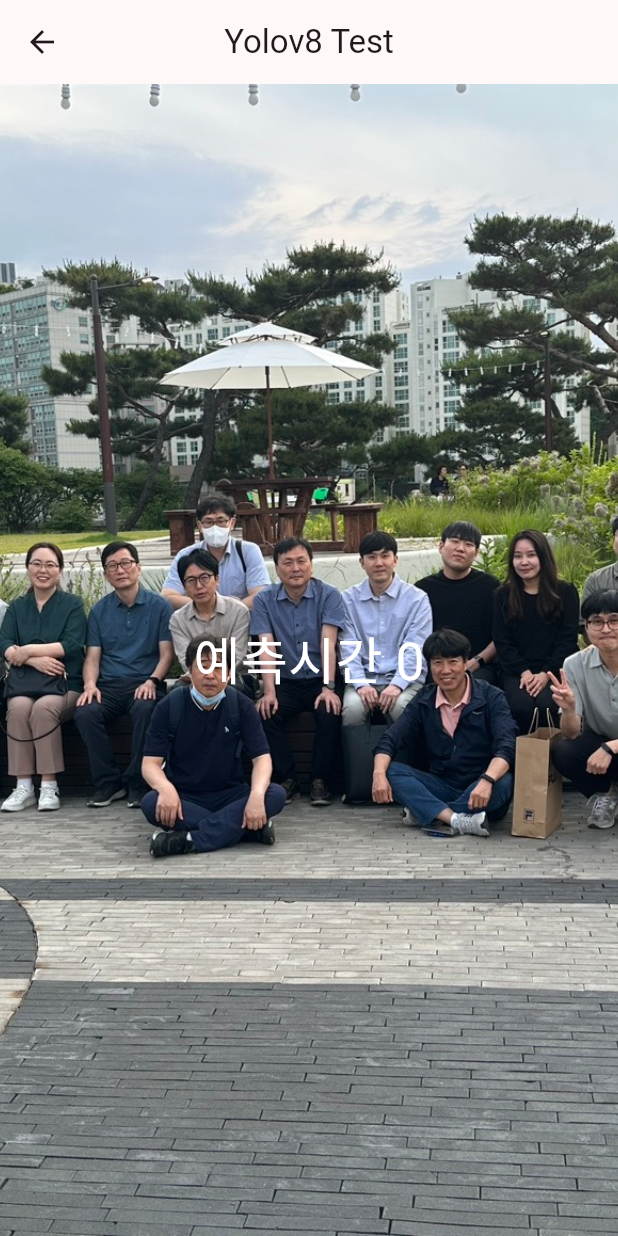
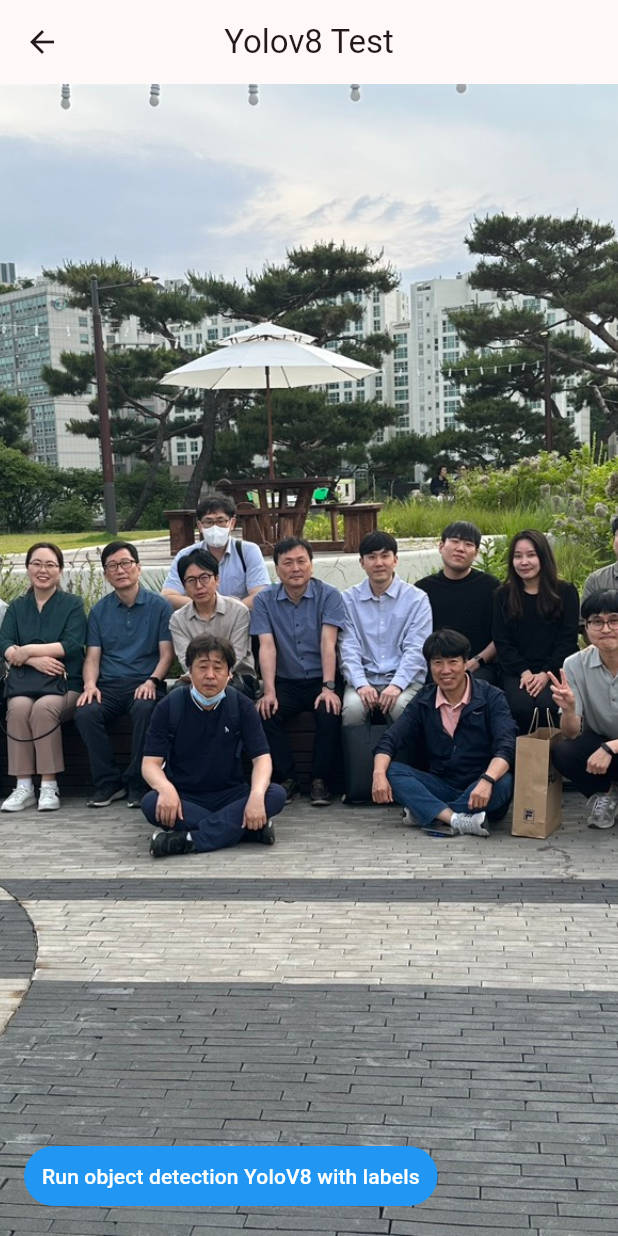
Before and after one commit to whenyourapprun/AreYouElf, a Flutter app: the screen it shows after launch, after a tap on "yolov8 test", on a phone screen of 412 x 824 dp. Run offline on Flutter 3.47's test engine with Material 3 defaults, Android fonts, the light colour scheme and no system bars; our stand-ins replace camera, google_fonts; missing offline and left inert: exif, google_mlkit_commons, google_mlkit_face_detection, pytorch_lite, tflite_flutter.

Commit message:
일단 나오는거 확인

```diff
--- a/lib/pages/test_page.dart
+++ b/lib/pages/test_page.dart
@@ -1,5 +1,9 @@
-import 'package:are_you_elf/service/yolov8_detector.dart';
+import 'dart:io';
+
+import 'package:are_you_elf/utils/utility.dart';
 import 'package:flutter/material.dart';
+import 'package:flutter/services.dart';
+import 'package:pytorch_lite/pytorch_lite.dart';
 
 class TestPage extends StatefulWidget {
   const TestPage({super.key});
@@ -9,14 +13,58 @@ class TestPage extends StatefulWidget {
 }
 
 class _TestPageState extends State<TestPage> {
-  int _predictionTime = 0;
+  late ModelObjectDetection _objectModelYoloV8;
+  String? textToShow;
+  bool objectDetection = false;
+  File? _image;
+  List<ResultObjectDetection?> objDetect = [];
+  late ByteData imageData;
+
   @override
   void initState() {
     super.initState();
-    () async {
-      _predictionTime = await testYolov8();
-    }();
+    rootBundle
+        .load('assets/images/test.jpg')
+        .then((data) => setState(() => imageData = data));
+    loadModel();
   }
+
+  Future loadModel() async {
+    String pathObjectDetectionModelYolov8 = 'assets/models/yolov8n.torchscript';
+    try {
+      _objectModelYoloV8 = await PytorchLite.loadObjectDetectionModel(
+          pathObjectDetectionModelYolov8, 80, 640, 640,
+          labelPath: 'assets/models/yolov8n.txt',
+          objectDetectionModelType: ObjectDetectionModelType.yolov8);
+    } catch (e) {
+      if (e is PlatformException) {
+        debugPrint('only supported for android, error is $e');
+      } else {
+        debugPrint('Error is $e');
+      }
+    }
+  }
+
+  Future runObjectDetectionYoloV8() async {
+    Stopwatch stopwatch = Stopwatch()..start();
+    objDetect = await _objectModelYoloV8.getImagePrediction(
+        imageData.buffer.asUint8List(),
+        minimumScore: 0.1,
+        iOUThreshold: 0.3);
+    textToShow = inferenceTimeAsString(stopwatch);
+    debugPrint('object executed in ${stopwatch.elapsed.inMilliseconds} ms');
+    for (var element in objDetect) {
+      debugPrint(
+          'score: ${element?.score} className: ${element?.className} class: ${element?.classIndex} rect left: ${element?.rect.left} top: ${element?.rect.top} width: ${element?.rect.width} height: ${element?.rect.height} right: ${element?.rect.right} bottom: ${element?.rect.bottom}');
+    }
+    File imageFile = await getImageFileFromAssets('images/test.jpg');
+    setState(() {
+      _image = imageFile;
+    });
+  }
+
+  String inferenceTimeAsString(Stopwatch stopwatch) =>
+      "Inference Took ${stopwatch.elapsed.inMilliseconds} ms";
 
   @override
   Widget build(BuildContext context) {
@@ -27,18 +75,27 @@ class _TestPageState extends State<TestPage> {
       ),
       body: Stack(
         children: [
-          Image.asset(
+          objDetect.isNotEmpty
+              ? _objectModelYoloV8.renderBoxesOnImage(_image!, objDetect)
+              : Image.asset(
                   'assets/images/test.jpg',
                   width: MediaQuery.of(context).size.width,
                   height: MediaQuery.of(context).size.height,
                   fit: BoxFit.fitHeight,
                 ),
-          Center(
-            child: Text(
-              '예측시간 $_predictionTime',
-              style: const TextStyle(
+          Positioned(
+            left: 16,
+            bottom: 16,
+            child: TextButton(
+              onPressed: runObjectDetectionYoloV8,
+              style: TextButton.styleFrom(
+                backgroundColor: Colors.blue,
+              ),
+              child: const Text(
+                "Run object detection YoloV8 with labels",
+                style: TextStyle(
                   color: Colors.white,
-                fontSize: 34.0,
+                ),
               ),
             ),
           ),
--- a/pubspec.yaml
+++ b/pubspec.yaml
@@ -19,6 +19,7 @@ dependencies:
   image_picker: ^1.0.5
   exif: ^3.3.0
   google_fonts: ^6.1.0
+  pytorch_lite: ^4.2.4
 
 dev_dependencies:
   flutter_test:
```
Also changed, not shown: lib/utils/utility.dart (added, +14 -0 lines), lib/widgets/camera_view_singleton.dart (added, +12 -0 lines), lib/widgets/yolov8_box_widget.dart (added, +63 -0 lines), 1 other file. Lines whose indentation alone changed are shown as unchanged.
